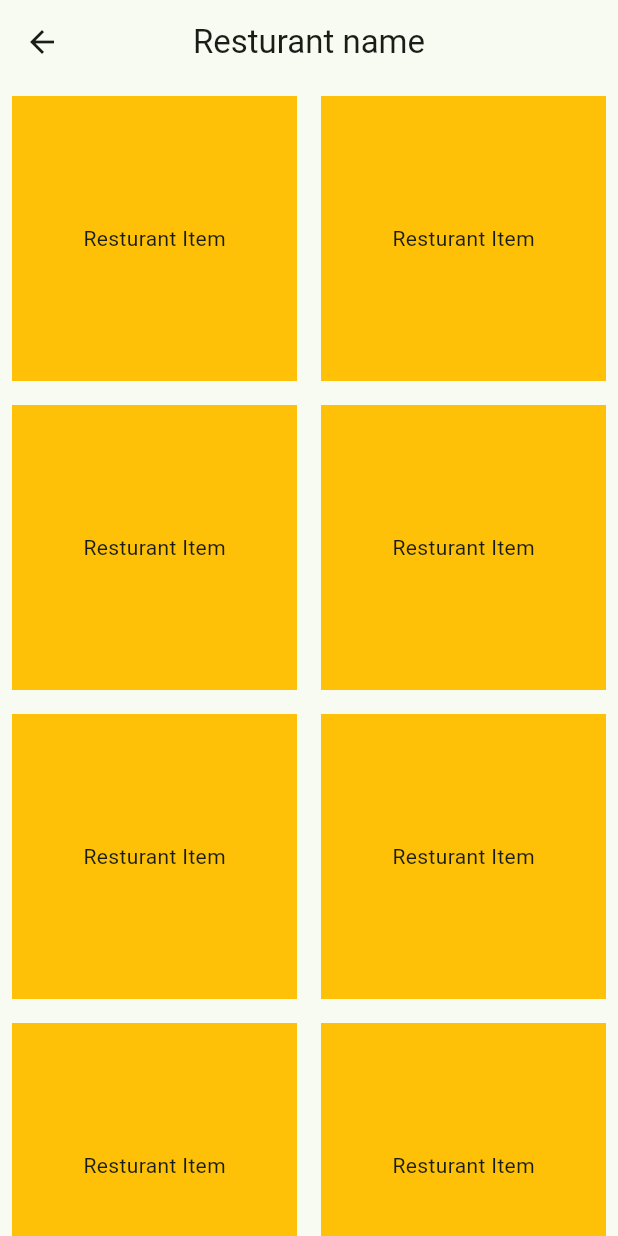
After one commit to AsmaaOmarr/restaurants_app, a Flutter app: the screen it shows after launch, scrolled down 576 dp, after a tap on "Resturant Name", on a phone screen of 412 x 824 dp. The commit adds this screen. Run offline on Flutter 3.47's test engine with Material 3 defaults, Android fonts, the phone set to English and light mode, and no system bars; our stand-ins replace google_maps_flutter, shared_preferences; project files that could hold a hidden picture were left out.

Commit message:
basic structure

```diff
--- a/lib/constant.dart
+++ b/lib/constant.dart
@@ -6,4 +6,5 @@ class Constant {
   static const String kFontFamily = "Montserrat";
   static const Color kPink = Color(0xffFF6583);
   static const Color kLightPink = Color(0xffFFB7B7);
+  static const Color kAmber = Color.fromARGB(255, 255, 239, 179);
 }
--- /dev/null
+++ b/lib/features/home/bottom_navbar.dart
@@ -0,0 +1,54 @@
+import 'package:flutter/cupertino.dart';
+import 'package:flutter/material.dart';
+
+import 'package:mobile_assignment_1/features/home/home_view.dart';
+import 'package:mobile_assignment_1/features/map/map_view.dart';
+import 'package:mobile_assignment_1/features/search/presentation/view/search_view.dart';
+
+class BottomNavBar extends StatefulWidget {
+  BottomNavBar({super.key});
+
+  @override
+  State<BottomNavBar> createState() => _BottomNavBarState();
+}
+
+class _BottomNavBarState extends State<BottomNavBar> {
+  List<Widget> screens = [
+    const HomeView(),
+    const SearchView(),
+    const MapView(),
+  ];
+
+  int selectedIndex = 0;
+
+  @override
+  Widget build(BuildContext context) {
+    return Scaffold(
+      body: screens[selectedIndex],
+      bottomNavigationBar: BottomNavigationBar(
+        elevation: 0,
+        type: BottomNavigationBarType.fixed,
+        backgroundColor: Colors.white,
+        selectedItemColor: Colors.brown,
+        unselectedItemColor: Colors.grey,
+        showUnselectedLabels: true,
+        showSelectedLabels: true,
+        currentIndex: selectedIndex,
+        onTap: (value) {
+          setState(() {
+            selectedIndex = value;
+          });
+        },
+        // ignore: prefer_const_literals_to_create_immutables
+        items: [
+          const BottomNavigationBarItem(
+              icon: Icon(CupertinoIcons.home), label: "Home"),
+          const BottomNavigationBarItem(
+              icon: Icon(CupertinoIcons.search), label: "Search"),
+          const BottomNavigationBarItem(
+              icon: Icon(CupertinoIcons.map), label: "Map"),
+        ],
+      ),
+    );
+  }
+}
--- a/lib/features/home/home_view.dart
+++ b/lib/features/home/home_view.dart
@@ -6,8 +6,12 @@ class HomeView extends StatelessWidget {
 
   @override
   Widget build(BuildContext context) {
-    return const Scaffold(
-      body: HomeViewBody(),
+    return Scaffold(
+      appBar: AppBar(
+        title: const Text('Restaurants'),
+        centerTitle: true,
+      ),
+      body: const HomeViewBody(),
     );
   }
 }
--- /dev/null
+++ b/lib/features/home/widgets/home_item.dart
@@ -0,0 +1,48 @@
+import 'package:flutter/material.dart';
+import 'package:mobile_assignment_1/constant.dart';
+import 'package:mobile_assignment_1/features/resturant/presentation/view/resturant_view.dart';
+
+class HomeItem extends StatelessWidget {
+  const HomeItem({super.key});
+
+  @override
+  Widget build(BuildContext context) {
+    return InkWell(
+      onTap: () {
+        Navigator.push(
+            context,
+            MaterialPageRoute(
+              builder: (context) => const ResturantView(),
+            ));
+      },
+      child: Padding(
+        padding: const EdgeInsets.all(8.0),
+        child: Container(
+          height: 100,
+          decoration: BoxDecoration(
+            color: Constant.kAmber,
+            borderRadius: BorderRadius.circular(20),
+          ),
+          child: Row(
+            children: [
+              ClipRRect(
+                  borderRadius: BorderRadius.circular(20),
+                  child: Image.asset(
+                    'assets/images/homeitem.png',
+                    fit: BoxFit.cover,
+                  )),
+              const SizedBox(width: 15),
+              const Text(
+                'Resturant Name',
+                style: TextStyle(
+                    fontSize: 20,
+                    // fontWeight: FontWeight.bold,
+                    color: Colors.black54),
+              ),
+            ],
+          ),
+        ),
+      ),
+    );
+  }
+}
--- a/lib/features/home/widgets/home_view_body.dart
+++ b/lib/features/home/widgets/home_view_body.dart
@@ -1,10 +1,29 @@
+import 'package:flutter/cupertino.dart';
 import 'package:flutter/material.dart';
+import 'package:flutter/widgets.dart';
+
+import 'package:mobile_assignment_1/features/home/widgets/home_item.dart';
 
 class HomeViewBody extends StatelessWidget {
   const HomeViewBody({super.key});
 
   @override
   Widget build(BuildContext context) {
-    return Container();
+    return Padding(
+      padding: const EdgeInsets.all(15.0),
+      child: SafeArea(
+        child: Column(
+          children: [
+            Expanded(
+              child: ListView.builder(
+                  itemCount: 20,
+                  itemBuilder: (context, index) {
+                    return const HomeItem();
+                  }),
+            ),
+          ],
+        ),
+      ),
+    );
   }
 }
--- a/lib/features/map/map_view.dart
+++ b/lib/features/map/map_view.dart
@@ -1,7 +1,5 @@
-import 'dart:async';
+import 'package:flutter/material.dart';
 
-import 'package:flutter/material.dart';
-import 'package:google_maps_flutter/google_maps_flutter.dart';
 import 'package:mobile_assignment_1/features/map/widgets/map_view_body.dart';
 
 class MapView extends StatelessWidget {
--- /dev/null
+++ b/lib/features/resturant/presentation/view/resturant_view.dart
@@ -0,0 +1,18 @@
+import 'package:flutter/material.dart';
+import 'package:mobile_assignment_1/features/resturant/presentation/view/widgets/resturant_view_body.dart';
+
+class ResturantView extends StatelessWidget {
+  const ResturantView({super.key});
+
+  @override
+  Widget build(BuildContext context) {
+    return Scaffold(
+      appBar: AppBar(
+        title: const Text('Resturant name'),
+        centerTitle: true,
+        elevation: 0,
+      ),
+      body: const ResturantViewBody(),
+    );
+  }
+}
--- /dev/null
+++ b/lib/features/resturant/presentation/view/widgets/resturant_item.dart
@@ -0,0 +1,16 @@
+import 'package:flutter/material.dart';
+
+class ResturantItem extends StatelessWidget {
+  const ResturantItem({super.key});
+
+  @override
+  Widget build(BuildContext context) {
+    return Padding(
+      padding: const EdgeInsets.all(8.0),
+      child: Container(
+        color: Colors.amber,
+        child: const Center(child: Text('Resturant Item')),
+      ),
+    );
+  }
+}
--- /dev/null
+++ b/lib/features/resturant/presentation/view/widgets/resturant_view_body.dart
@@ -0,0 +1,20 @@
+import 'package:flutter/material.dart';
+import 'package:mobile_assignment_1/features/resturant/presentation/view/widgets/resturant_item.dart';
+
+class ResturantViewBody extends StatelessWidget {
+  const ResturantViewBody({super.key});
+
+  @override
+  Widget build(BuildContext context) {
+    return Column(children: [
+      Expanded(
+          child: GridView.builder(
+              itemCount: 20,
+              gridDelegate: const SliverGridDelegateWithFixedCrossAxisCount(
+                  crossAxisCount: 2),
+              itemBuilder: (context, index) {
+                return const ResturantItem();
+              }))
+    ]);
+  }
+}
--- a/lib/main.dart
+++ b/lib/main.dart
@@ -1,5 +1,7 @@
 import 'package:flutter/material.dart';
 import 'package:mobile_assignment_1/constant.dart';
+import 'package:mobile_assignment_1/features/home/bottom_navbar.dart';
+import 'package:mobile_assignment_1/features/home/home_view.dart';
 import 'package:mobile_assignment_1/features/map/map_view.dart';
 import 'package:mobile_assignment_1/features/splash_screen/presentation/views/splash_view.dart';
 
@@ -23,7 +25,7 @@ class MyApp extends StatelessWidget {
           surfaceTintColor: Colors.white,
         ),
       ),
-      home: const MapView(),
+      home: BottomNavBar(),
     );
   }
 }
```
Also changed, not shown: lib/features/search/presentation/view/search_view.dart (added, +13 -0 lines), lib/features/search/presentation/view/widgets/search_bar.dart (added, +24 -0 lines), lib/features/search/presentation/view/widgets/search_view_body.dart (added, +20 -0 lines), assets/images/homeitem.png (added).
